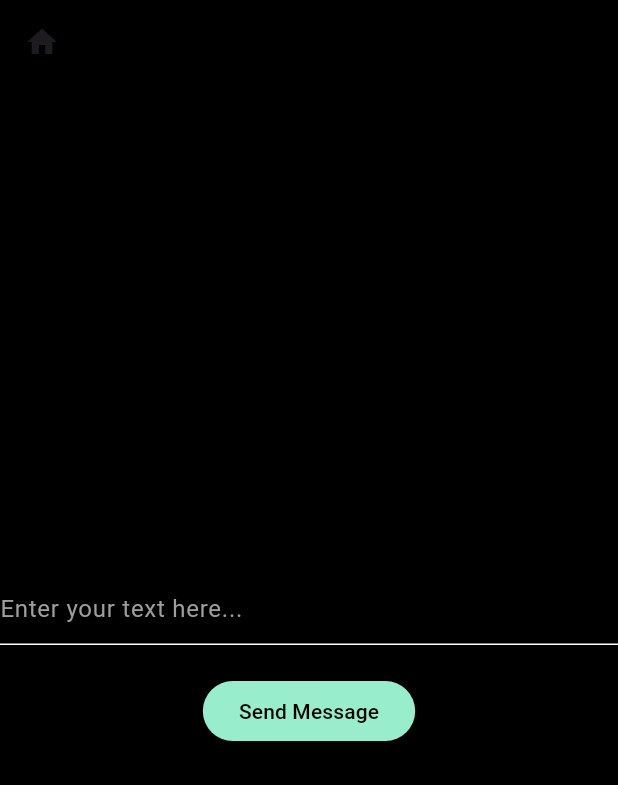
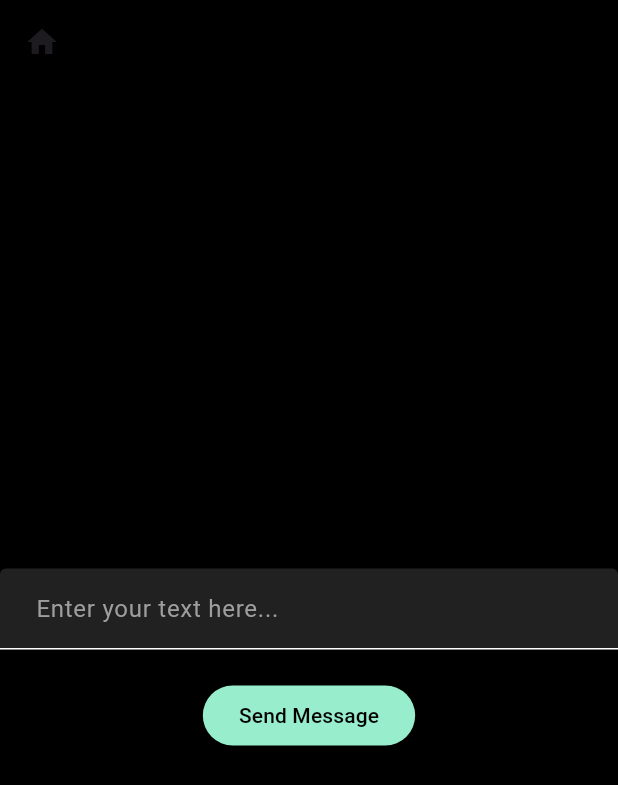
Before and after one commit to MinMint01/echo_feel, a Flutter app: the TextPage screen opened directly, on a phone screen of 412 x 824 dp. Shown: the top 785 px of the screen. Run offline on Flutter 3.47's test engine with Material 3 defaults, Android fonts, the light colour scheme and no system bars; our stand-ins replace image_picker, speech_to_text.

Commit message:
text page modified

```diff
--- a/lib/text_page.dart
+++ b/lib/text_page.dart
@@ -41,15 +41,19 @@ class _TextPageState extends State<TextPage> {
                 });
               },
               style: const TextStyle(color: Colors.white),
-              decoration: const InputDecoration(
+              decoration: InputDecoration(
                 hintText: 'Enter your text here...',
-                hintStyle: TextStyle(color: Colors.grey),
-                enabledBorder: UnderlineInputBorder(
+                hintStyle: const TextStyle(color: Colors.grey),
+                enabledBorder: const UnderlineInputBorder(
                   borderSide: BorderSide(color: Colors.white),
                 ),
-                focusedBorder: UnderlineInputBorder(
+                focusedBorder: const UnderlineInputBorder(
                   borderSide: BorderSide(color: Colors.white),
                 ),
+                contentPadding: const EdgeInsets.symmetric(
+                    horizontal: 20, vertical: 15), // Adjust content padding
+                fillColor: Colors.grey[900], // Set background color
+                filled: true, // Enable background color
               ),
             ),
             const SizedBox(height: 20),
```
